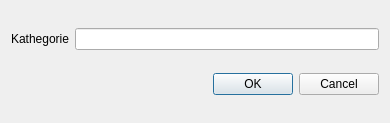
The window that templates/backlog_manager_add_cat.ui (Wholffe/BacklogManager) describes before a commit, drawn with Qt 5.
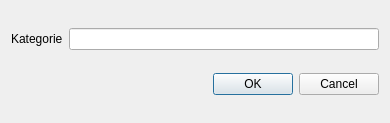
The same window after the commit.

Diff of the .ui file:
```diff
--- a/templates/backlog_manager_add_cat.ui
+++ b/templates/backlog_manager_add_cat.ui
@@ -17,7 +17,7 @@
    <item row="0" column="0">
     <widget class="QLabel" name="label">
      <property name="text">
-      <string>Kathegorie</string>
+      <string>Kategorie</string>
      </property>
     </widget>
    </item>
```
